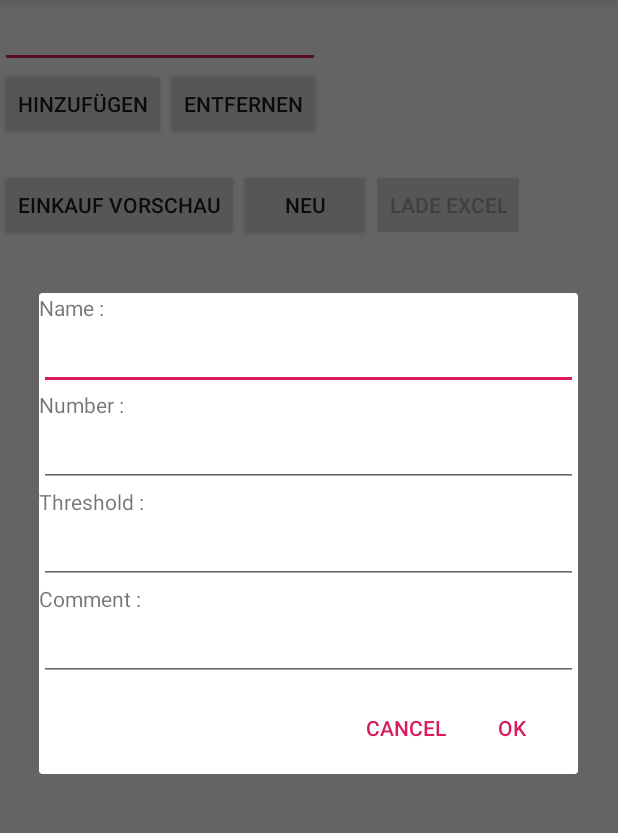
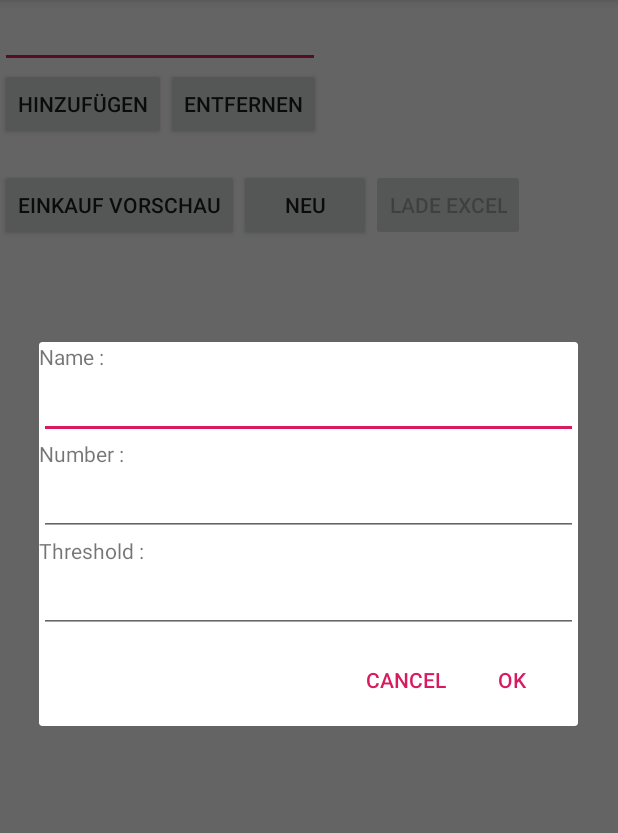
Before and after one commit to Tamalera/Lagersystem, an Android app: the screen it shows after launch (MainActivity), after a tap on "NEU", on a phone screen of 412 x 824 dp, the part 84-917 px from its top. Run offline under Robolectric (Android 15) with nearby library versions, the phone set to English and light mode, and no system bars; libraries missing offline, so code that uses them is left out: com.google.zxing.client, com.google.zxing.integration, org.apache.poi; network calls fail; 3 other taps on this screen came first.

```diff
--- a/app/src/main/res/layout/new_entry_form.xml
+++ b/app/src/main/res/layout/new_entry_form.xml
@@ -54,21 +54,6 @@
             android:inputType="number">
         </EditText>
 
-        <TextView
-            android:id="@+id/commentLabel"
-            android:layout_width="wrap_content"
-            android:layout_height="wrap_content"
-            android:text="@string/comment"
-            android:inputType="text"/>
-
-        <EditText
-            android:id="@+id/commentInput"
-            android:layout_width="match_parent"
-            android:layout_height="0dp"
-            android:layout_weight="1"
-            android:ems="10">
-        </EditText>
-
     </LinearLayout>
 
 </android.support.constraint.ConstraintLayout>
```
Also changed, not shown: app/src/main/java/com/lagerverwaltung/taamefl2/lagerverwaltung/ExcelChanges.java (+32 -13 lines), app/src/main/java/com/lagerverwaltung/taamefl2/lagerverwaltung/MainActivity.java (+4 -6 lines), app/src/main/java/com/lagerverwaltung/taamefl2/lagerverwaltung/Ware.java (+12 -0 lines).
